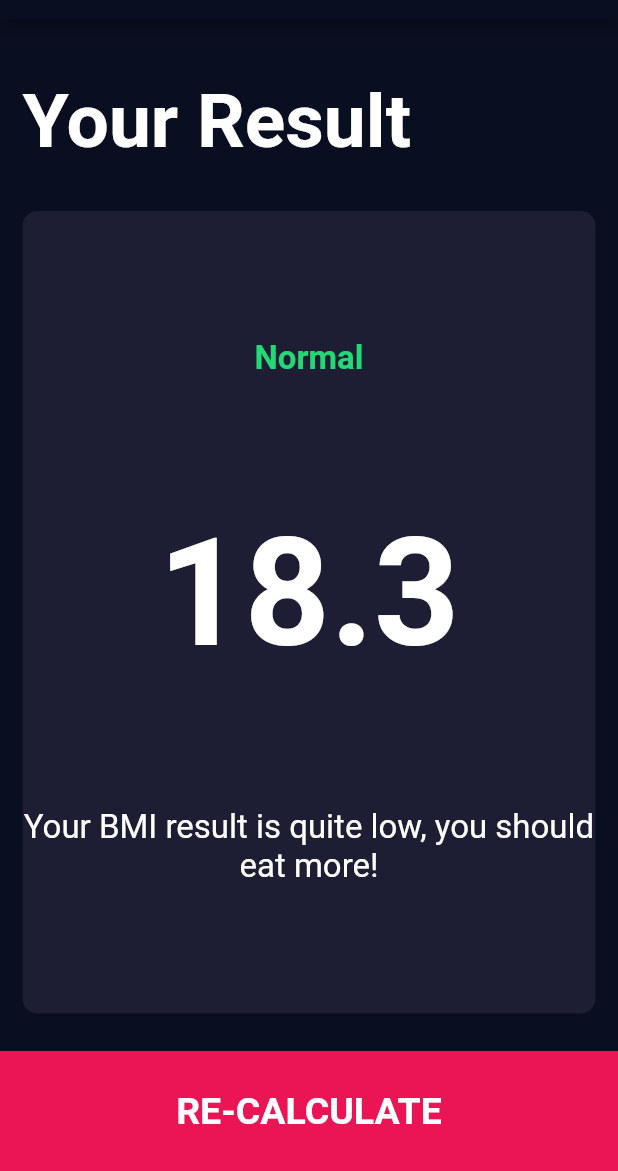
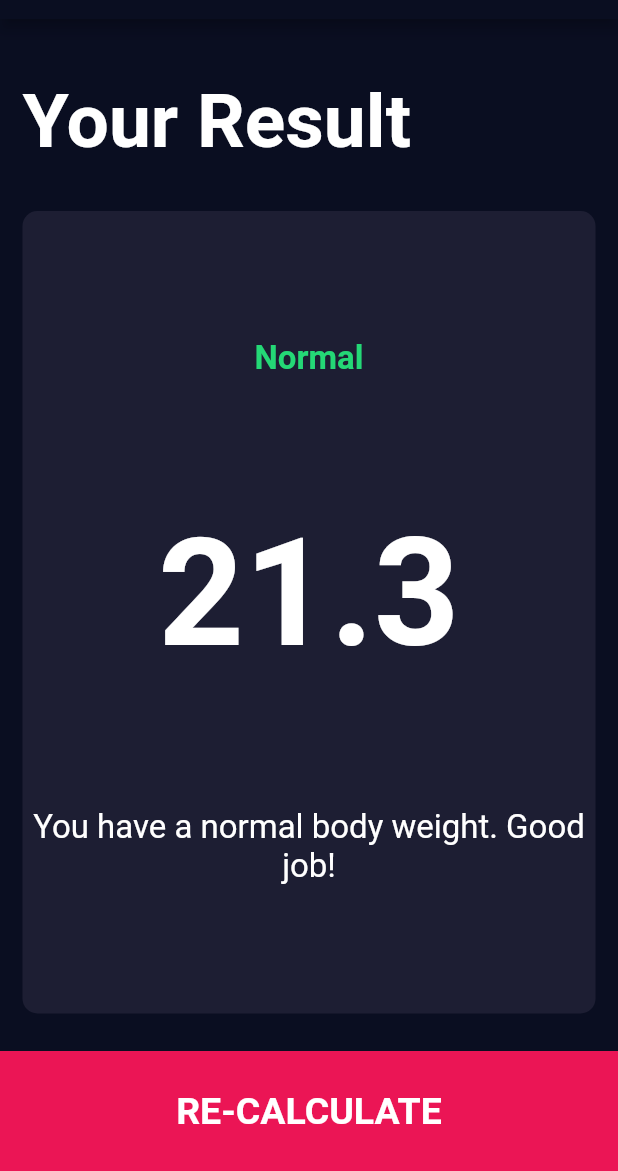
Before and after one commit to eunjeongsong/bmi-calculator-flutter, a Flutter app: the screen it shows after launch, after a tap on "CALCULATE", on a phone screen of 412 x 824 dp, the part 65-1236 px from its top. Run offline on Flutter 3.47's test engine with Material 2 defaults, Android fonts, the phone set to English and light mode, and no system bars; our stand-ins replace font_awesome_flutter.

```diff
--- /dev/null
+++ b/lib/calculator_brain.dart
@@ -0,0 +1,35 @@
+import 'dart:math';
+
+class CalculatorBrain {
+  final int height;
+  final int weight;
+
+  late double _bmi;
+
+  CalculatorBrain(this.height, this.weight);
+
+  String calculateBMI() {
+    _bmi = weight / pow(height / 100, 2);
+    return _bmi.toStringAsFixed(1);
+  }
+
+  String getResult() {
+    if (_bmi >= 25) {
+      return "Overweight";
+    } else if (_bmi > 18.5) {
+      return "Normal";
+    } else {
+      return "Underweight";
+    }
+  }
+
+  String getInterpretation() {
+    if (_bmi >= 25) {
+      return "You have a higher than normal body weight. Try to exercise more.";
+    } else if (_bmi > 18.5) {
+      return "You have a normal body weight. Good job!";
+    } else {
+      return "You have a lower than normal body weight. You can eat a bit more.";
+    }
+  }
+}
--- a/lib/screens/input_page.dart
+++ b/lib/screens/input_page.dart
@@ -7,6 +7,7 @@ import 'package:flutter/foundation.dart';
 import 'package:flutter/material.dart';
 import 'package:font_awesome_flutter/font_awesome_flutter.dart';
 
+import '../calculator_brain.dart';
 import '../constants.dart';
 
 enum Gender { male, female }
@@ -237,9 +238,16 @@ class _InputPageState extends State<InputPage> {
           BottomButton(
             buttonTitle: "CALCULATE",
             onTab: () {
+              CalculatorBrain calc = CalculatorBrain(height, weight);
               Navigator.push(
                 context,
-                MaterialPageRoute(builder: (context) => const ResultsPage()),
+                MaterialPageRoute(
+                  builder: (context) => ResultsPage(
+                    bmiResult: calc.calculateBMI(),
+                    bmiResultText: calc.getResult(),
+                    interpretation: calc.getInterpretation(),
+                  ),
+                ),
               );
             },
           )
--- a/lib/screens/results_page.dart
+++ b/lib/screens/results_page.dart
@@ -1,10 +1,20 @@
+import 'package:bmi_calculator/calculator_brain.dart';
 import 'package:bmi_calculator/components/bottom_button.dart';
 import 'package:bmi_calculator/constants.dart';
 import 'package:bmi_calculator/components/reusable_card.dart';
 import 'package:flutter/material.dart';
 
 class ResultsPage extends StatelessWidget {
-  const ResultsPage({Key? key}) : super(key: key);
+  final String bmiResult;
+  final String bmiResultText;
+  final String interpretation;
+
+  const ResultsPage(
+      {Key? key,
+      required this.bmiResult,
+      required this.bmiResultText,
+      required this.interpretation})
+      : super(key: key);
 
   @override
   Widget build(BuildContext context) {
@@ -33,19 +43,19 @@ class ResultsPage extends StatelessWidget {
               cardChild: Column(
                 mainAxisAlignment: MainAxisAlignment.spaceEvenly,
                 crossAxisAlignment: CrossAxisAlignment.stretch,
-                children: const [
+                children: [
                   Text(
-                    "Normal",
+                    bmiResultText,
                     textAlign: TextAlign.center,
                     style: kResultTextStyle,
                   ),
                   Text(
-                    "18.3",
+                    bmiResult,
                     textAlign: TextAlign.center,
                     style: kBMITextStyle,
                   ),
                   Text(
-                    "Your BMI result is quite low, you should eat more!",
+                    interpretation,
                     textAlign: TextAlign.center,
                     style: kBodyTextStyle,
                   )
@@ -54,10 +64,11 @@ class ResultsPage extends StatelessWidget {
             ),
           ),
           BottomButton(
-              onTab: () {
-                Navigator.pop(context);
-              },
-              buttonTitle: "RE-CALCULATE")
+            onTab: () {
+              Navigator.pop(context);
+            },
+            buttonTitle: "RE-CALCULATE",
+          )
         ],
       ),
     );
```
